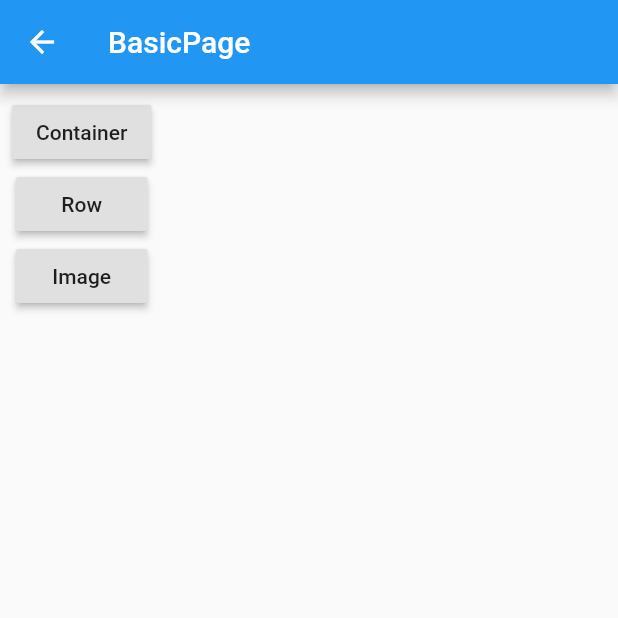
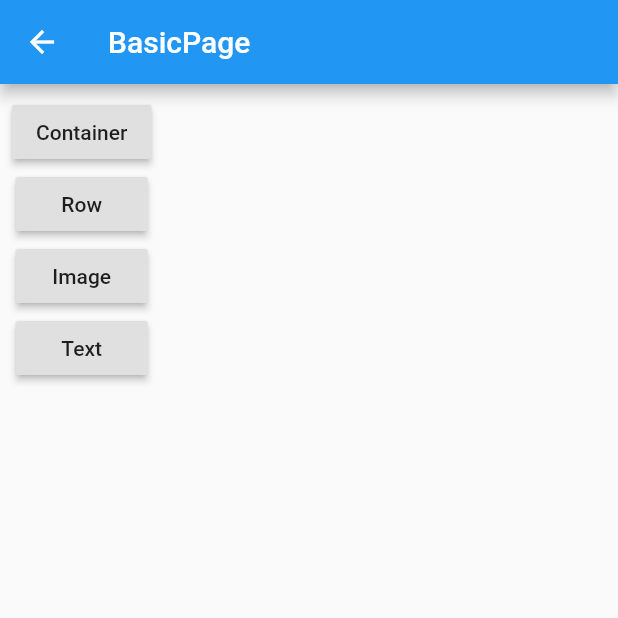
Before and after one commit to kwcho7/FlutterDemo, a Flutter app: the BasicPage screen opened directly, on a phone screen of 412 x 824 dp, the top half of it. Run offline on Flutter 3.47's test engine with Material 2 defaults, Android fonts, the phone set to English and light mode, and no system bars.

Commit message:
added. textPage

```diff
--- a/lib/basic/BasicPage.dart
+++ b/lib/basic/BasicPage.dart
@@ -3,6 +3,7 @@ import 'package:flutter/material.dart';
 import 'ContainerPage.dart';
 import 'ImagePage.dart';
 import 'RowPage.dart';
+import 'TextPage.dart';
 
 class BasicPage extends StatefulWidget {
   @override
@@ -39,6 +40,12 @@ class BasicState extends State<BasicPage> {
               onPressed: () {
                 Navigator.push(context, MaterialPageRoute(builder: (context) => ImagePage()));
               },
+            ),
+            RaisedButton(
+              child: Text("Text"),
+              onPressed: () {
+                Navigator.push(context, MaterialPageRoute(builder: (context) => TextPage()));
+              },
             )
           ],
         ),
--- /dev/null
+++ b/lib/basic/TextPage.dart
@@ -0,0 +1,231 @@
+import 'package:flutter/material.dart';
+
+class TextPage extends StatelessWidget{
+  @override
+  Widget build(BuildContext context) {
+    return SafeArea(
+      child: Scaffold(
+        appBar: AppBar(
+          title: Text("Text"),
+        ),
+        body: Material(
+          color: Colors.grey[300],
+          child: Container(
+            constraints: BoxConstraints.expand(),
+            child: Column(
+              mainAxisAlignment: MainAxisAlignment.start,
+              crossAxisAlignment: CrossAxisAlignment.center,
+              children: <Widget>[
+                _defaultTextWidget("defaultText"),
+                _sizeTextWidget("Size 20 Text", 20.0),
+                _paintBackgroundStyleTextWidget("Paint background", Colors.amber),
+                _paintForegroundStypeTextWidget("Paint Forground", Colors.black),
+                _fontWeightTextWidget("Font Weight.BOLD"),
+                _fontWeight700TextWidget("Font Weight.700"),
+                _letterSpaceTextWidget("Letter Spacing.", 10),
+                _wordSpaceTextWidget("Word Spacing", 10),
+                _shadowTextWidget(
+                    "Shadow Text", [Shadow(
+                        color: Colors.pink,
+                        offset: Offset(1, 1),
+                        blurRadius: 1
+                      ),]),
+                _decoratorTextWidget("Text Decoration"),
+                _decoratorUnderLineTextWidget("Text Decoration UnderLine"),
+                _decoratorOverLineDashTextWidget("Text Decoration OverLine"),
+                _alignTextWidget("Align right", TextAlign.right, Colors.blue[200]),
+                _alignTextWidget("Align left", TextAlign.left, Colors.blue[300]),
+                _alignTextWidget("Align center", TextAlign.center, Colors.blue[400]),
+                _softWrapTextWidget("Soft wrap test false.. long text wrap test.", false),
+                _softWrapTextWidget("Soft wrap test true... long text wrap test.", true),
+                _maxLineTextWidget("max line 1 test, abcd efg hijk lmn opqr stu "),
+                _scaleFactorTextWidget("scale factor"),
+                _scaleFactor2TextWidget("scale factor2"),
+              ],
+            ),
+          ),
+        ),
+      ),
+    );
+  }
+
+  // 기본 Text Widget
+  Widget _defaultTextWidget(String text){
+    return Text(text,
+      style: TextStyle(
+        backgroundColor: Colors.pink[100]
+      ),
+    );
+  }
+
+  // font size 를 변경한다.
+  Widget _sizeTextWidget(String text, double textSize){
+    return Text(
+      text,
+      style: TextStyle(
+        fontSize: textSize,
+        backgroundColor: Colors.pink[100]
+      ),
+    );
+  }
+
+  // Font background style
+  Widget _paintBackgroundStyleTextWidget(String text, Color backgroundColor) {
+    return Text(
+      text,
+      style: TextStyle(
+        background: Paint()
+            ..color = backgroundColor
+            ..style = PaintingStyle.stroke
+            ..strokeWidth = 2
+      ),
+    );
+  }
+
+  // font foreground style
+  Widget _paintForegroundStypeTextWidget(String text, Color forgroundColor) {
+    return Text(
+      text,
+      style: TextStyle(
+        fontSize: 30,
+          foreground: Paint()
+            ..color = forgroundColor
+            ..style = PaintingStyle.stroke
+      ),
+    );
+  }
+
+  // Font weight bold
+  Widget _fontWeightTextWidget(String text) {
+    return Text(
+      text,
+      style: TextStyle(
+        fontWeight: FontWeight.bold
+      ),
+    );
+  }
+
+  // Font weight
+  Widget _fontWeight700TextWidget(String text) {
+    return Text(
+      text,
+      style: TextStyle(
+          fontWeight: FontWeight.w700
+      ),
+    );
+  }
+
+  // Letter Spacing
+  Widget _letterSpaceTextWidget(String text, double spacing) {
+    return Text(
+      text,
+      style: TextStyle(
+        letterSpacing: spacing
+      ),
+    );
+  }
+
+  // Word spacing
+  Widget _wordSpaceTextWidget(String text, double spacing) {
+    return Text(
+      text,
+      style: TextStyle(
+        wordSpacing: spacing
+      ),
+    );
+  }
+
+  // Shadow text
+  Widget _shadowTextWidget(String text, List<Shadow> shadowListColor) {
+    return Text(
+      text,
+      style: TextStyle(
+        shadows: shadowListColor,
+        fontSize: 30,
+      ),
+    );
+  }
+
+  // decorator
+  Widget _decoratorTextWidget(String text){
+    return Text(
+      text,
+      style: TextStyle(
+        decoration: TextDecoration.lineThrough
+      ),
+    );
+  }
+
+  // decorator underLine
+  Widget _decoratorUnderLineTextWidget(String text){
+    return Text(
+      text,
+      style: TextStyle(
+          decoration: TextDecoration.underline
+      ),
+    );
+  }
+
+  // decorator overLine dash
+  Widget _decoratorOverLineDashTextWidget(String text){
+    return Text(
+      text,
+      style: TextStyle(
+        decoration: TextDecoration.overline,
+        decorationStyle: TextDecorationStyle.dashed
+      ),
+    );
+  }
+
+  // align
+  Widget _alignTextWidget(String text, TextAlign textAlign, Color color){
+    return Container(
+      color: color,
+      constraints: BoxConstraints.expand(height: 30),
+      child: Text(
+        text,
+        textAlign: textAlign,
+      ),
+    );
+  }
+
+  // soft wrap
+  Widget _softWrapTextWidget(String text, bool usedSoftWrap) {
+    return Container(
+      color: Colors.yellow[200],
+      constraints: BoxConstraints.expand(width: 200, height: 40),
+      child: Text(
+        text,
+        softWrap: usedSoftWrap,
+      ),
+    );
+  }
+
+  // max line
+  Widget _maxLineTextWidget(String text){
+    return Container(
+      constraints: BoxConstraints.expand(width: 250, height: 40),
+      color: Colors.yellow[300],
+      child: Text(
+        text,
+        maxLines: 1,
+      ),
+    );
+  }
+
+  Widget _scaleFactorTextWidget(String text) {
+    return Text(
+      "textScaleFactor = 1 fontSize = 16 ",
+      style: TextStyle(fontSize: 16, color: Colors.blue),
+      textScaleFactor: 1,
+    );
+  }
+
+  Widget _scaleFactor2TextWidget(String text) {
+    return Text(
+      "textScaleFactor = 1.5 fontSize = 20 ",
+      style: TextStyle(fontSize: 16, color: Colors.red),
+      textScaleFactor: 1.2,
+    );
+  }
+}
```
